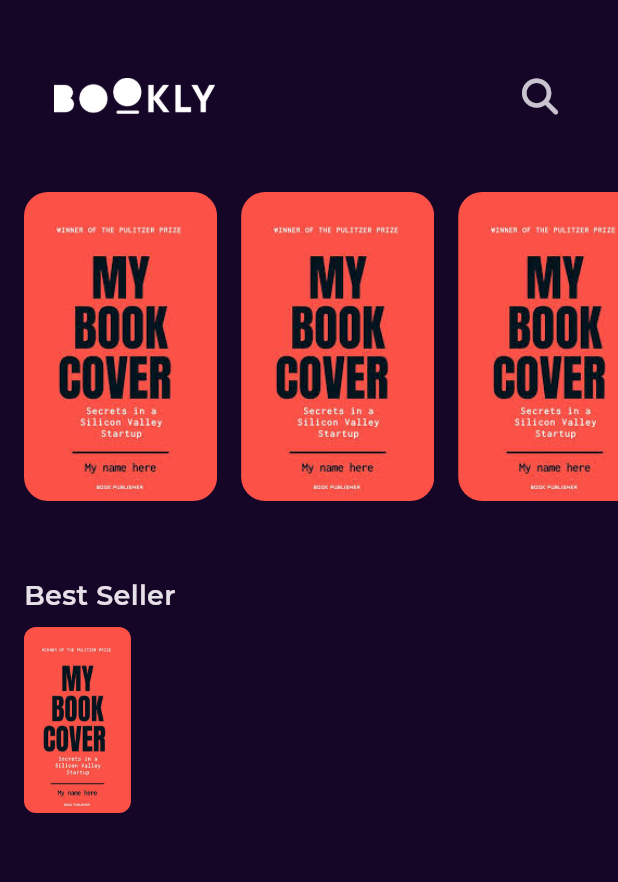
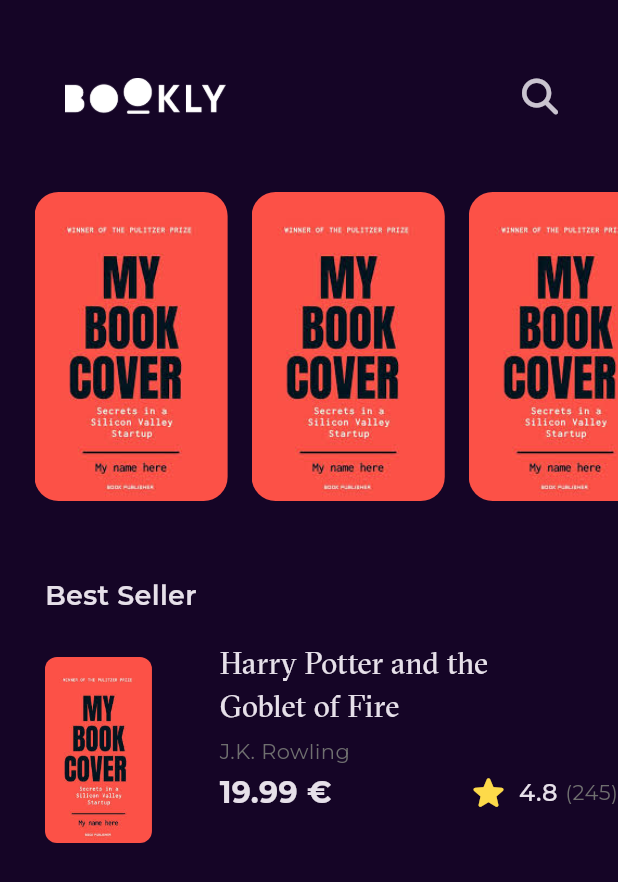
Before and after one commit to moelsayed1/bookly_app, a Flutter app: the screen it shows after launch, on a phone screen of 412 x 824 dp. Shown: the top 882 px of the screen. Run offline on Flutter 3.47's test engine with Material 3 defaults, Android fonts, the phone set to English and light mode, and no system bars; our stand-ins replace font_awesome_flutter, get, google_fonts.

Commit message:
create best seller item

```diff
--- a/lib/Core/utils/styles.dart
+++ b/lib/Core/utils/styles.dart
@@ -18,7 +18,6 @@ abstract class Style {
   static const textStyle20 = TextStyle(
     fontSize: 20,
     fontWeight: FontWeight.normal,
-    fontFamily: kGtSectraFine,
   );
   static const textStyle30 = TextStyle(
     fontSize: 30,
--- /dev/null
+++ b/lib/Features/home/presentation/views/widgets/best_seller_list_view.dart
@@ -0,0 +1,83 @@
+import 'package:bookly_app/Core/utils/assets.dart';
+import 'package:bookly_app/Core/utils/styles.dart';
+import 'package:bookly_app/Features/home/presentation/views/widgets/books_rating.dart';
+import 'package:bookly_app/constant.dart';
+import 'package:flutter/cupertino.dart';
+import 'package:flutter/material.dart';
+
+class BestSellerListViewItem extends StatelessWidget {
+  const BestSellerListViewItem({super.key});
+
+  @override
+  Widget build(BuildContext context) {
+    return SizedBox(
+      height: 140,
+      child: Row(
+        children: [
+          Padding(
+            padding: const EdgeInsets.symmetric(horizontal: 15, vertical: 8),
+            child: AspectRatio(
+              aspectRatio: 2.3 / 4,
+              child: Container(
+                decoration: BoxDecoration(
+                  borderRadius: BorderRadius.circular(8),
+                  image: DecorationImage(
+                    image: AssetImage(
+                      AssetsData.testImage,
+                    ),
+                    fit: BoxFit.fill,
+                  ),
+                ),
+              ),
+            ),
+          ),
+          SizedBox(
+            width: 30,
+          ),
+          Expanded(
+            child: Column(
+              crossAxisAlignment: CrossAxisAlignment.start,
+              children: [
+                SizedBox(
+                  width: MediaQuery.of(context).size.width * 0.5,
+                  child: Text(
+                    'Harry Potter and the Goblet of Fire',
+                    style: Style.textStyle20.copyWith(
+                      fontFamily: kGtSectraFine,
+                    ),
+                    maxLines: 2,
+                    overflow: TextOverflow.ellipsis,
+                  ),
+                ),
+                SizedBox(
+                  height: 3,
+                ),
+                Text(
+                  'J.K. Rowling',
+                  style: Style.textStyle14.copyWith(
+                    color: Color(0xff6F6F6F),
+                  ),
+                ),
+                SizedBox(
+                  height: 3,
+                ),
+                Row(
+                  mainAxisAlignment: MainAxisAlignment.spaceBetween,
+                  children: [
+                    Text(
+                      '19.99 €',
+                      style: Style.textStyle20.copyWith(
+                        fontWeight: FontWeight.bold,
+                      ),
+                    ),
+                    BookRating(),
+                  ],
+                ),
+              ],
+            ),
+          ),
+        ],
+      ),
+    );
+  }
+}
--- /dev/null
+++ b/lib/Features/home/presentation/views/widgets/books_rating.dart
@@ -0,0 +1,35 @@
+import 'package:bookly_app/Core/utils/styles.dart';
+import 'package:flutter/material.dart';
+
+class BookRating extends StatelessWidget {
+  const BookRating({super.key});
+
+  @override
+  Widget build(BuildContext context) {
+    return Row(
+      children: [
+        Icon(
+          Icons.star_rounded,
+          color: Color(0xffFDDA4A),
+          size: 28,
+        ),
+        SizedBox(
+          width: 6.3,
+        ),
+        Text(
+          '4.8',
+          style: Style.textStyle16,
+        ),
+        SizedBox(
+          width: 5,
+        ),
+        Text(
+          '(245)',
+          style: Style.textStyle14.copyWith(
+            color: Color(0xff6F6F6F),
+          ),
+        ),
+      ],
+    );
+  }
+}
--- a/lib/Features/home/presentation/views/widgets/home_view_body.dart
+++ b/lib/Features/home/presentation/views/widgets/home_view_body.dart
@@ -1,7 +1,8 @@
-import 'package:bookly_app/Core/utils/assets.dart';
 import 'package:bookly_app/Core/utils/styles.dart';
+import 'package:bookly_app/Features/home/presentation/views/widgets/best_seller_list_view.dart';
 import 'package:bookly_app/Features/home/presentation/views/widgets/custom_app_bar.dart';
 import 'package:flutter/material.dart';
+import 'package:flutter/widgets.dart';
 import 'featured_books_list_view.dart';
 
 class HomeViewBody extends StatelessWidget {
@@ -10,7 +11,7 @@ class HomeViewBody extends StatelessWidget {
   @override
   Widget build(BuildContext context) {
     return Padding(
-      padding: const EdgeInsets.only(left: 8),
+      padding: const EdgeInsets.only(left: 15),
       child: Column(
         crossAxisAlignment: CrossAxisAlignment.start,
         children: [
@@ -20,11 +21,14 @@ class HomeViewBody extends StatelessWidget {
             height: 50,
           ),
           Padding(
-            padding: const EdgeInsets.only(left: 8),
+            padding: const EdgeInsets.only(left: 15),
             child: Text(
               'Best Seller',
               style: Style.textStyle18,
             ),
+          ),
+          SizedBox(
+            height: 20,
           ),
           BestSellerListViewItem(),
         ],
@@ -32,35 +36,3 @@ class HomeViewBody extends StatelessWidget {
     );
   }
 }
-
-class BestSellerListViewItem extends StatelessWidget {
-  const BestSellerListViewItem({super.key});
-
-  @override
-  Widget build(BuildContext context) {
-    return SizedBox(
-      height: 140,
-      child: Row(
-        children: [
-          Padding(
-            padding: const EdgeInsets.symmetric(horizontal: 8, vertical: 8),
-            child: AspectRatio(
-              aspectRatio: 2.3 / 4,
-              child: Container(
-                decoration: BoxDecoration(
-                  borderRadius: BorderRadius.circular(8),
-                  image: DecorationImage(
-                    image: AssetImage(
-                      AssetsData.testImage,
-                    ),
-                    fit: BoxFit.fill,
-                  ),
-                ),
-              ),
-            ),
-          ),
-        ],
-      ),
-    );
-  }
-}
```
Also changed, not shown: pubspec.yaml (+5 -12 lines), assets/fonts/GT-Sectra-Fine-Regular.ttf (added).
